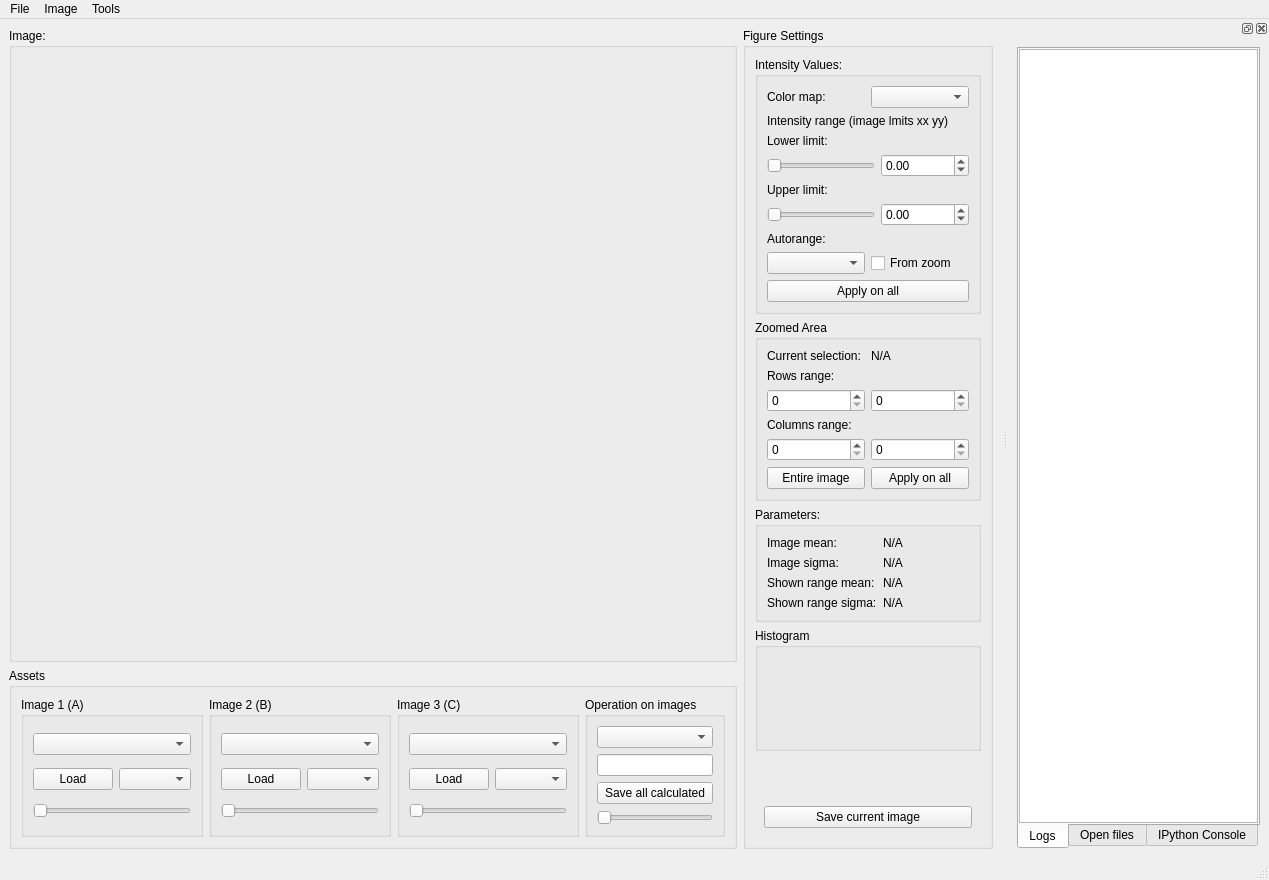
This is ui_elements/MainWindow.ui in LabTelc/Zajex as Qt 5 draws it before an edit. The edited form follows.
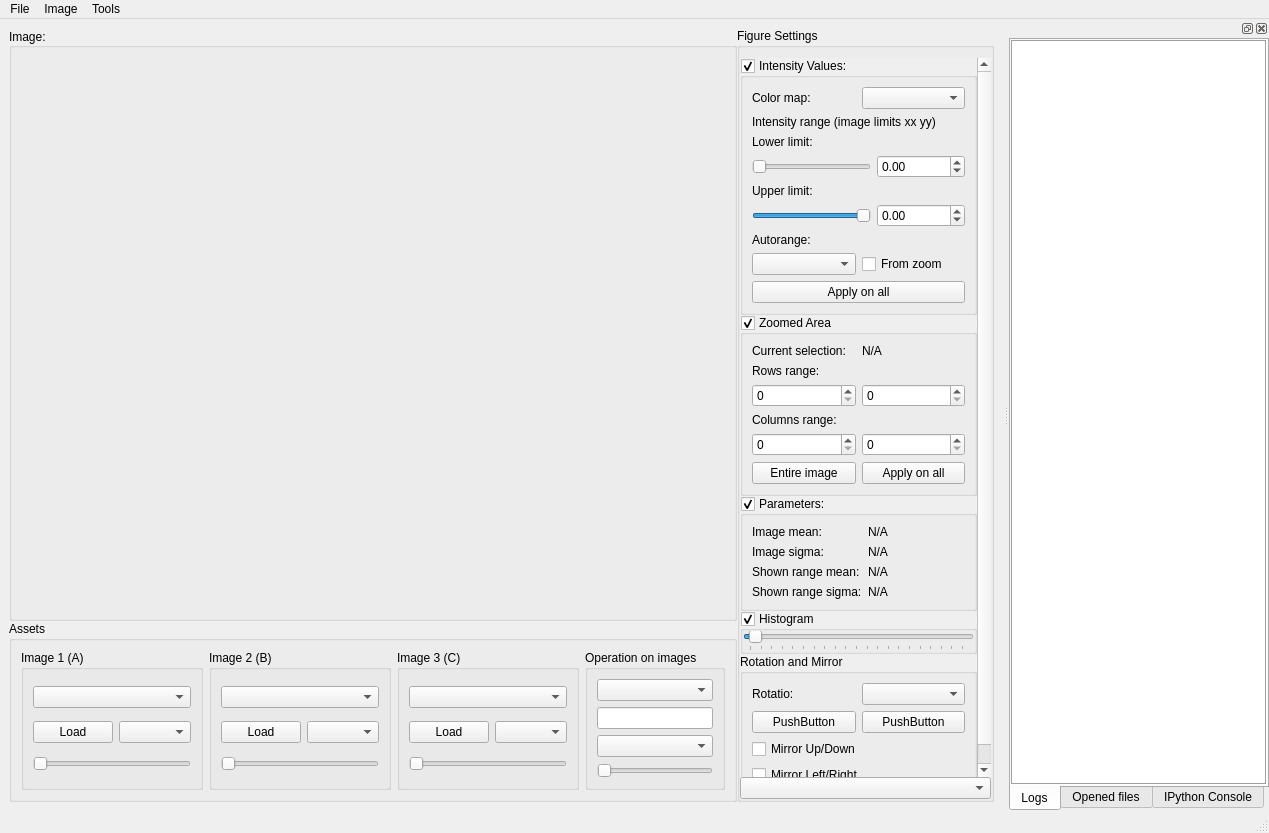
This is the edited form. Custom widgets are drawn as their Qt base class.

Diff of the .ui file:
```diff
--- a/ui_elements/MainWindow.ui
+++ b/ui_elements/MainWindow.ui
@@ -7,23 +7,47 @@
     <x>0</x>
     <y>0</y>
     <width>1269</width>
-    <height>827</height>
+    <height>833</height>
    </rect>
   </property>
+  <property name="sizePolicy">
+   <sizepolicy hsizetype="Expanding" vsizetype="Expanding">
+    <horstretch>0</horstretch>
+    <verstretch>0</verstretch>
+   </sizepolicy>
+  </property>
   <property name="windowTitle">
    <string>Vopex 3.0 (c) Michal Vopalensky, Antonin Zajicek, ITAM CAS 2024</string>
   </property>
   <widget class="QWidget" name="mainWidget">
+   <property name="sizePolicy">
+    <sizepolicy hsizetype="Expanding" vsizetype="Expanding">
+     <horstretch>0</horstretch>
+     <verstretch>0</verstretch>
+    </sizepolicy>
+   </property>
    <layout class="QVBoxLayout" name="horizontalLayout">
     <item>
      <layout class="QHBoxLayout" name="horizontalLayout_2">
+      <property name="spacing">
+       <number>0</number>
+      </property>
       <item>
        <layout class="QVBoxLayout" name="verticalLayout">
         <item>
          <widget class="QGroupBox" name="groupBox_11">
+          <property name="sizePolicy">
+           <sizepolicy hsizetype="Expanding" vsizetype="Expanding">
+            <horstretch>0</horstretch>
+            <verstretch>0</verstretch>
+           </sizepolicy>
+          </property>
           <property name="title">
            <string>Image:</string>
           </property>
+          <property name="alignment">
+           <set>Qt::AlignLeading|Qt::AlignLeft|Qt::AlignVCenter</set>
+          </property>
           <layout class="QHBoxLayout" name="horizontalLayout_17">
            <property name="spacing">
             <number>0</number>
@@ -41,7 +65,14 @@
             <number>0</number>
            </property>
            <item>
-            <widget class="MPLBetterCanvas" name="canvas_main" native="true"/>
+            <widget class="MPLBetterCanvas" name="canvas_main" native="true">
+             <property name="sizePolicy">
+              <sizepolicy hsizetype="Expanding" vsizetype="Expanding">
+               <horstretch>0</horstretch>
+               <verstretch>0</verstretch>
+              </sizepolicy>
+             </property>
+            </widget>
            </item>
           </layout>
          </widget>
@@ -49,7 +80,7 @@
         <item>
          <widget class="QGroupBox" name="groupBox">
           <property name="sizePolicy">
-           <sizepolicy hsizetype="Preferred" vsizetype="Maximum">
+           <sizepolicy hsizetype="Expanding" vsizetype="Maximum">
             <horstretch>0</horstretch>
             <verstretch>0</verstretch>
            </sizepolicy>
@@ -170,11 +201,7 @@
                <widget class="QLineEdit" name="le_operation"/>
               </item>
               <item>
-               <widget class="QPushButton" name="pb_save_all_calculated">
-                <property name="text">
-                 <string>Save all calculated</string>
-                </property>
-               </widget>
+               <widget class="ClickHoldComboBox" name="cb_save_d"/>
               </item>
               <item>
                <widget class="QSlider" name="slider_d">
@@ -194,20 +221,20 @@
       <item>
        <widget class="QGroupBox" name="groupBox_2">
         <property name="sizePolicy">
-         <sizepolicy hsizetype="Maximum" vsizetype="Preferred">
+         <sizepolicy hsizetype="Expanding" vsizetype="Expanding">
           <horstretch>0</horstretch>
           <verstretch>0</verstretch>
          </sizepolicy>
         </property>
         <property name="minimumSize">
          <size>
-          <width>250</width>
+          <width>0</width>
           <height>0</height>
          </size>
         </property>
         <property name="maximumSize">
          <size>
-          <width>350</width>
+          <width>320</width>
           <height>16777215</height>
          </size>
         </property>
@@ -221,11 +248,116 @@
          <string>Figure Settings</string>
         </property>
         <layout class="QVBoxLayout" name="verticalLayout_6">
+         <property name="spacing">
+          <number>0</number>
+         </property>
+         <property name="leftMargin">
+          <number>0</number>
+         </property>
+         <property name="topMargin">
+          <number>10</number>
+         </property>
+         <property name="rightMargin">
+          <number>0</number>
+         </property>
+         <property name="bottomMargin">
+          <number>0</number>
+         </property>
          <item>
-          <widget class="QGroupBox" name="groupBox_7">
+          <widget class="QScrollArea" name="scrollArea">
+           <property name="sizePolicy">
+            <sizepolicy hsizetype="Preferred" vsizetype="Expanding">
+             <horstretch>0</horstretch>
+             <verstretch>0</verstretch>
+            </sizepolicy>
+           </property>
+           <property name="minimumSize">
+            <size>
+             <width>0</width>
+             <height>0</height>
+            </size>
+           </property>
+           <property name="maximumSize">
+            <size>
+             <width>16777215</width>
+             <height>16777215</height>
+            </size>
+           </property>
+           <property name="frameShape">
+            <enum>QFrame::NoFrame</enum>
+           </property>
+           <property name="frameShadow">
+            <enum>QFrame::Sunken</enum>
+           </property>
+           <property name="lineWidth">
+            <number>0</number>
+           </property>
+           <property name="horizontalScrollBarPolicy">
+            <enum>Qt::ScrollBarAsNeeded</enum>
+           </property>
+           <property name="sizeAdjustPolicy">
+            <enum>QAbstractScrollArea::AdjustToContents</enum>
+           </property>
+           <property name="widgetResizable">
+            <bool>true</bool>
+           </property>
+           <property name="alignment">
+            <set>Qt::AlignCenter</set>
+           </property>
+           <widget class="QWidget" name="sa_content">
+            <property name="geometry">
+             <rect>
+              <x>0</x>
+              <y>0</y>
+              <width>318</width>
+              <height>742</height>
+             </rect>
+            </property>
+            <property name="maximumSize">
+             <size>
+              <width>16777215</width>
+              <height>16777215</height>
+             </size>
+            </property>
+            <layout class="QVBoxLayout" name="verticalLayout_10">
+             <property name="spacing">
+              <number>0</number>
+             </property>
+             <property name="leftMargin">
+              <number>0</number>
+             </property>
+             <property name="topMargin">
+              <number>0</number>
+             </property>
+             <property name="rightMargin">
+              <number>0</number>
+             </property>
+             <property name="bottomMargin">
+              <number>0</number>
+             </property>
+             <item>
+              <widget class="CollapsibleGroupBox" name="gb_intensity">
+               <property name="sizePolicy">
+                <sizepolicy hsizetype="Expanding" vsizetype="Preferred">
+                 <horstretch>0</horstretch>
+                 <verstretch>0</verstretch>
+                </sizepolicy>
+               </property>
+               <property name="maximumSize">
+                <size>
+                 <width>16777215</width>
+                 <height>16777215</height>
+                </size>
+               </property>
            <property name="title">
             <string>Intensity Values:</string>
            </property>
+               <property name="flat">
+                <bool>true</bool>
+               </property>
+               <property name="checkable">
+                <bool>true</bool>
+               </property>
            <layout class="QVBoxLayout" name="verticalLayout_7">
             <item>
              <layout class="QHBoxLayout" name="horizontalLayout_8">
@@ -244,7 +376,7 @@
             <item>
              <widget class="QLabel" name="label_3">
               <property name="text">
-               <string>Intensity range (image lmits xx yy)</string>
+                   <string>Intensity range (image limits xx yy)</string>
               </property>
              </widget>
             </item>
@@ -259,6 +391,9 @@
              <layout class="QHBoxLayout" name="horizontalLayout_9">
               <item>
                <widget class="QSlider" name="slider_lower">
+                    <property name="maximum">
+                     <number>100</number>
+                    </property>
                 <property name="orientation">
                  <enum>Qt::Horizontal</enum>
                 </property>
@@ -290,6 +425,12 @@
              <layout class="QHBoxLayout" name="horizontalLayout_10">
               <item>
                <widget class="QSlider" name="slider_upper">
+                    <property name="maximum">
+                     <number>100</number>
+                    </property>
+                    <property name="value">
+                     <number>100</number>
+                    </property>
                 <property name="orientation">
                  <enum>Qt::Horizontal</enum>
                 </property>
@@ -345,11 +486,32 @@
           </widget>
          </item>
          <item>
-          <widget class="QGroupBox" name="groupBox_8">
+              <widget class="CollapsibleGroupBox" name="gb_zoom">
+               <property name="sizePolicy">
+                <sizepolicy hsizetype="Preferred" vsizetype="Preferred">
+                 <horstretch>0</horstretch>
+                 <verstretch>0</verstretch>
+                </sizepolicy>
+               </property>
+               <property name="maximumSize">
+                <size>
+                 <width>16777215</width>
+                 <height>16777215</height>
+                </size>
+               </property>
            <property name="title">
             <string>Zoomed Area</string>
            </property>
+               <property name="flat">
+                <bool>true</bool>
+               </property>
+               <property name="checkable">
+                <bool>true</bool>
+               </property>
            <layout class="QVBoxLayout" name="verticalLayout_8">
+                <property name="sizeConstraint">
+                 <enum>QLayout::SetDefaultConstraint</enum>
+                </property>
             <item>
              <layout class="QHBoxLayout" name="horizontalLayout_12">
               <item>
@@ -440,10 +602,28 @@
           </widget>
          </item>
          <item>
-          <widget class="QGroupBox" name="groupBox_9">
+              <widget class="CollapsibleGroupBox" name="gb_parameters">
+               <property name="sizePolicy">
+                <sizepolicy hsizetype="Expanding" vsizetype="Preferred">
+                 <horstretch>0</horstretch>
+                 <verstretch>0</verstretch>
+                </sizepolicy>
+               </property>
+               <property name="maximumSize">
+                <size>
+                 <width>16777215</width>
+                 <height>16777215</height>
+                </size>
+               </property>
            <property name="title">
             <string>Parameters:</string>
            </property>
+               <property name="flat">
+                <bool>true</bool>
+               </property>
+               <property name="checkable">
+                <bool>true</bool>
+               </property>
            <layout class="QFormLayout" name="formLayout">
             <item row="0" column="0">
              <widget class="QLabel" name="label_13">
@@ -505,14 +685,41 @@
           </widget>
          </item>
          <item>
-          <widget class="QGroupBox" name="groupBox_10">
+              <widget class="CollapsibleGroupBox" name="gb_histogram">
+               <property name="sizePolicy">
+                <sizepolicy hsizetype="Expanding" vsizetype="Preferred">
+                 <horstretch>0</horstretch>
+                 <verstretch>0</verstretch>
+                </sizepolicy>
+               </property>
+               <property name="minimumSize">
+                <size>
+                 <width>0</width>
+                 <height>0</height>
+                </size>
+               </property>
+               <property name="maximumSize">
+                <size>
+                 <width>16777215</width>
+                 <height>250</height>
+                </size>
+               </property>
            <property name="title">
             <string>Histogram</string>
            </property>
-           <layout class="QVBoxLayout" name="verticalLayout_9" stretch="0">
+               <property name="flat">
+                <bool>true</bool>
+               </property>
+               <property name="checkable">
+                <bool>true</bool>
+               </property>
+               <layout class="QVBoxLayout" name="verticalLayout_9" stretch="0,0">
             <property name="spacing">
              <number>0</number>
             </property>
+                <property name="sizeConstraint">
+                 <enum>QLayout::SetDefaultConstraint</enum>
+                </property>
             <property name="leftMargin">
              <number>0</number>
             </property>
@@ -528,7 +735,7 @@
             <item>
              <widget class="MPLSimpleCanvas" name="canvas_histogram" native="true">
               <property name="sizePolicy">
-               <sizepolicy hsizetype="Minimum" vsizetype="Minimum">
+                   <sizepolicy hsizetype="Preferred" vsizetype="Preferred">
                 <horstretch>0</horstretch>
                 <verstretch>0</verstretch>
                </sizepolicy>
@@ -536,8 +743,91 @@
               <property name="minimumSize">
                <size>
                 <width>0</width>
-                <height>100</height>
-               </size>
+                    <height>0</height>
+                   </size>
+                  </property>
+                  <property name="maximumSize">
+                   <size>
+                    <width>16777215</width>
+                    <height>250</height>
+                   </size>
+                  </property>
+                 </widget>
+                </item>
+                <item>
+                 <widget class="QSlider" name="slider_bins">
+                  <property name="minimum">
+                   <number>5</number>
+                  </property>
+                  <property name="maximum">
+                   <number>1024</number>
+                  </property>
+                  <property name="value">
+                   <number>30</number>
+                  </property>
+                  <property name="orientation">
+                   <enum>Qt::Horizontal</enum>
+                  </property>
+                  <property name="tickPosition">
+                   <enum>QSlider::TicksBelow</enum>
+                  </property>
+                  <property name="tickInterval">
+                   <number>50</number>
+                  </property>
+                 </widget>
+                </item>
+               </layout>
+              </widget>
+             </item>
+             <item>
+              <widget class="CollapsibleGroupBox" name="gb_rot_mir">
+               <property name="title">
+                <string>Rotation and Mirror</string>
+               </property>
+               <layout class="QVBoxLayout" name="verticalLayout_11">
+                <item>
+                 <layout class="QHBoxLayout" name="horizontalLayout_16">
+                  <item>
+                   <widget class="QLabel" name="label_7">
+                    <property name="text">
+                     <string>Rotatio:</string>
+                    </property>
+                   </widget>
+                  </item>
+                  <item>
+                   <widget class="QComboBox" name="cb_rotation"/>
+                  </item>
+                 </layout>
+                </item>
+                <item>
+                 <layout class="QHBoxLayout" name="horizontalLayout_18">
+                  <item>
+                   <widget class="QPushButton" name="pushButton">
+                    <property name="text">
+                     <string>PushButton</string>
+                    </property>
+                   </widget>
+                  </item>
+                  <item>
+                   <widget class="QPushButton" name="pushButton_2">
+                    <property name="text">
+                     <string>PushButton</string>
+                    </property>
+                   </widget>
+                  </item>
+                 </layout>
+                </item>
+                <item>
+                 <widget class="QCheckBox" name="checkBox">
+                  <property name="text">
+                   <string>Mirror Up/Down</string>
+                  </property>
+                 </widget>
+                </item>
+                <item>
+                 <widget class="QCheckBox" name="checkBox_2">
+                  <property name="text">
+                   <string>Mirror Left/Right</string>
               </property>
              </widget>
             </item>
@@ -549,9 +839,6 @@
            <property name="orientation">
             <enum>Qt::Vertical</enum>
            </property>
-           <property name="sizeType">
-            <enum>QSizePolicy::MinimumExpanding</enum>
-           </property>
            <property name="sizeHint" stdset="0">
             <size>
              <width>20</width>
@@ -560,18 +847,12 @@
            </property>
           </spacer>
          </item>
-         <item>
-          <widget class="QWidget" name="widget_2" native="true">
-           <layout class="QHBoxLayout" name="horizontalLayout_16">
-            <item>
-             <widget class="QPushButton" name="pb_save_all">
-              <property name="text">
-               <string>Save current image</string>
-              </property>
-             </widget>
-            </item>
-           </layout>
-          </widget>
+            </layout>
+           </widget>
+          </widget>
+         </item>
+         <item>
+          <widget class="ClickHoldComboBox" name="cb_save_current"/>
          </item>
         </layout>
        </widget>
@@ -623,6 +904,21 @@
    </attribute>
    <widget class="QWidget" name="horizontalLayoutWidget_2">
     <layout class="QHBoxLayout" name="horizontalLayout_7">
+     <property name="spacing">
+      <number>0</number>
+     </property>
+     <property name="leftMargin">
+      <number>0</number>
+     </property>
+     <property name="topMargin">
+      <number>0</number>
+     </property>
+     <property name="rightMargin">
+      <number>0</number>
+     </property>
+     <property name="bottomMargin">
+      <number>0</number>
+     </property>
      <item>
       <widget class="QTabWidget" name="tabWidget">
        <property name="tabPosition">
@@ -634,14 +930,23 @@
        <property name="elideMode">
         <enum>Qt::ElideNone</enum>
        </property>
+       <property name="documentMode">
+        <bool>false</bool>
+       </property>
+       <property name="tabBarAutoHide">
+        <bool>false</bool>
+       </property>
        <widget class="QTextBrowser" name="log_widget">
+        <property name="frameShape">
+         <enum>QFrame::Box</enum>
+        </property>
         <attribute name="title">
          <string>Logs</string>
         </attribute>
        </widget>
-       <widget class="CustomTreeView" name="tv_open_files">
+       <widget class="QTableView" name="tv_open_files">
         <attribute name="title">
-         <string>Open files</string>
+         <string>Opened files</string>
         </attribute>
        </widget>
        <widget class="ConsoleWidget" name="console_widget">
@@ -724,16 +1029,17 @@
    <extends>QComboBox</extends>
    <header location="global">./ui_elements_classes/ClickHoldComboBox</header>
   </customwidget>
-  <customwidget>
-   <class>CustomTreeView</class>
-   <extends>QTreeView</extends>
-   <header location="global">./ui_elements_classes/CustomTreeView</header>
-  </customwidget>
   <customwidget>
    <class>CustomStatusBar</class>
    <extends>QStatusBar</extends>
    <header location="global">./ui_elements_classes/CustomStatusBar</header>
   </customwidget>
+  <customwidget>
+   <class>CollapsibleGroupBox</class>
+   <extends>QGroupBox</extends>
+   <header location="global">./ui_elements_classes/CollapsibleGroupBox</header>
+   <container>1</container>
+  </customwidget>
  </customwidgets>
  <resources/>
  <connections/>
```
Left out of the diff: 32 changed lines with no effect on the pictures. Lines whose indentation alone changed are shown as unchanged.
